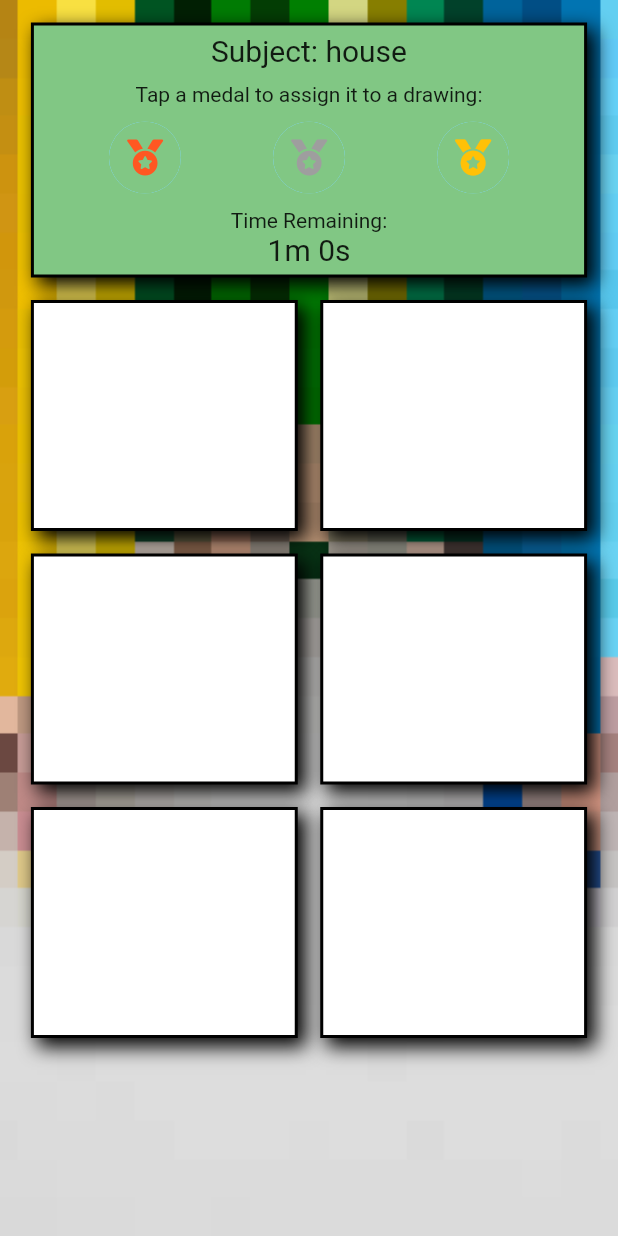
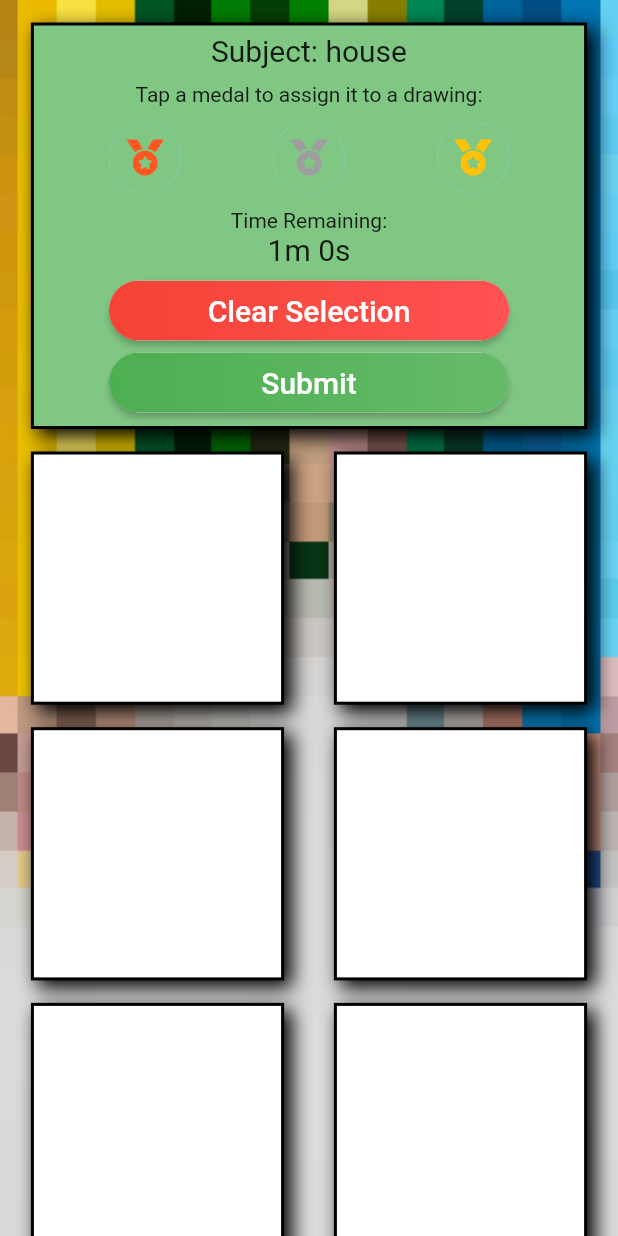
Before and after one commit to Dragongoat/Doodlr, a Flutter app: the JudgingWidget widget shown alone on an empty page, opened directly, on a phone screen of 412 x 824 dp. Run offline on Flutter 3.47's test engine with Material 2 defaults, Android fonts, the phone set to English and light mode, and no system bars; our stand-ins replace auto_size_text, cloud_firestore, email_validator, firebase_auth, flutter_colorpicker, flutter_vector_icons; accounts and stored records are empty.

Commit message:
Created results page and tweaked design of judging page

```diff
--- a/doodlr/lib/pages/draw_page.dart
+++ b/doodlr/lib/pages/draw_page.dart
@@ -86,9 +86,7 @@ class _DrawState extends State<Draw> {
               const SizedBox(height: 10),
               GestureDetector(
                 child: Text("Time Remaining:"),
-                onTap: () {
-                  widget.onJudgingRound();
-                },
+                onTap: () => widget.onJudgingRound(),
               ),
               Text(
                 "1m 0s",
--- a/doodlr/lib/pages/judging_page.dart
+++ b/doodlr/lib/pages/judging_page.dart
@@ -9,6 +9,9 @@ enum SelectedMedal {
 }
 
 class JudgingWidget extends StatefulWidget {
+  JudgingWidget({this.onResultsRound});
+
+  final onResultsRound;
 
   @override
   _JudgingWidgetState createState() => _JudgingWidgetState();
@@ -28,6 +31,17 @@ class _JudgingWidgetState extends State<JudgingWidget> {
     Colors.black,
     Colors.black
   ];
+
+  void _clearVotes() {
+    setState(() {
+      for (var i = 0; i < _drawings.length; i++) {
+        _drawings[i] = Colors.black;
+      }
+      _curBronze = null;
+      _curSilver = null;
+      _curGold = null;
+    });
+  }
 
   void _changeVote(index) {
     setState(() {
@@ -107,12 +121,12 @@ class _JudgingWidgetState extends State<JudgingWidget> {
           FractionallySizedBox(
             widthFactor: 0.9,
             child: Row(
+              mainAxisAlignment: MainAxisAlignment.spaceBetween,
               children: <Widget>[
-                Expanded(
-                  child: GestureDetector(
+                GestureDetector(
                   onTap: () => _changeVote(0),
                   child: Container(
-                      child: SizedBox(height: 150.0,),
+                    child: SizedBox(height: MediaQuery.of(context).size.width * 0.4, width: MediaQuery.of(context).size.width * 0.4,),
                     decoration: BoxDecoration(
                       border: Border.all(color: _drawings[0], width: (_drawings[0] == Colors.black) ? 2.0 : 4.0),
                       color: Colors.white,
@@ -130,13 +144,10 @@ class _JudgingWidgetState extends State<JudgingWidget> {
                     ),
                   ),
                 ),
-                ),
-                SizedBox(width: 15.0,),
-                Expanded(
-                  child: GestureDetector(
+                GestureDetector(
                   onTap: () => _changeVote(1),
                   child: Container(
-                      child: SizedBox(height: 150.0,),
+                    child: SizedBox(height: MediaQuery.of(context).size.width * 0.4, width: MediaQuery.of(context).size.width * 0.4,),
                     decoration: BoxDecoration(
                       border: Border.all(color: _drawings[1], width: (_drawings[1] == Colors.black) ? 2.0 : 4.0),
                       color: Colors.white,
@@ -154,7 +165,6 @@ class _JudgingWidgetState extends State<JudgingWidget> {
                     ),
                   ),
                 ),
-                ),
               ],
             ),
           ),
@@ -162,12 +172,12 @@ class _JudgingWidgetState extends State<JudgingWidget> {
           FractionallySizedBox(
             widthFactor: 0.9,
             child: Row(
+              mainAxisAlignment: MainAxisAlignment.spaceBetween,
               children: <Widget>[
-                Expanded(
-                  child: GestureDetector(
+                GestureDetector(
                   onTap: () => _changeVote(2),
                   child: Container(
-                      child: SizedBox(height: 150.0,),
+                    child: SizedBox(height: MediaQuery.of(context).size.width * 0.4, width: MediaQuery.of(context).size.width * 0.4,),
                     decoration: BoxDecoration(
                       border: Border.all(color: _drawings[2], width: (_drawings[2] == Colors.black) ? 2.0 : 4.0),
                       color: Colors.white,
@@ -185,13 +195,10 @@ class _JudgingWidgetState extends State<JudgingWidget> {
                     ),
                   ),
                 ),
-                ),
-                SizedBox(width: 15.0,),
-                Expanded(
-                  child: GestureDetector(
+                GestureDetector(
                   onTap: () => _changeVote(3),
                   child: Container(
-                      child: SizedBox(height: 150.0,),
+                    child: SizedBox(height: MediaQuery.of(context).size.width * 0.4, width: MediaQuery.of(context).size.width * 0.4,),
                     decoration: BoxDecoration(
                       border: Border.all(color: _drawings[3], width: (_drawings[3] == Colors.black) ? 2.0 : 4.0),
                       color: Colors.white,
@@ -209,7 +216,6 @@ class _JudgingWidgetState extends State<JudgingWidget> {
                     ),
                   ),
                 ),
-                ),
               ],
             ),
           ),
@@ -217,12 +223,12 @@ class _JudgingWidgetState extends State<JudgingWidget> {
           FractionallySizedBox(
             widthFactor: 0.9,
             child: Row(
+              mainAxisAlignment: MainAxisAlignment.spaceBetween,
               children: <Widget>[
-                Expanded(
-                  child: GestureDetector(
+                GestureDetector(
                   onTap: () => _changeVote(4),
                   child: Container(
-                      child: SizedBox(height: 150.0,),
+                    child: SizedBox(height: MediaQuery.of(context).size.width * 0.4, width: MediaQuery.of(context).size.width * 0.4,),
                     decoration: BoxDecoration(
                       border: Border.all(color: _drawings[4], width: (_drawings[4] == Colors.black) ? 2.0 : 4.0),
                       color: Colors.white,
@@ -240,13 +246,10 @@ class _JudgingWidgetState extends State<JudgingWidget> {
                     ),
                   ),
                 ),
-                ),
-                SizedBox(width: 15.0,),
-                Expanded(
-                  child: GestureDetector(
+                GestureDetector(
                   onTap: () => _changeVote(5),
                   child: Container(
-                      child: SizedBox(height: 150.0,),
+                    child: SizedBox(height: MediaQuery.of(context).size.width * 0.4, width: MediaQuery.of(context).size.width * 0.4,),
                     decoration: BoxDecoration(
                       border: Border.all(color: _drawings[5], width: (_drawings[5] == Colors.black) ? 2.0 : 4.0),
                       color: Colors.white,
@@ -264,11 +267,88 @@ class _JudgingWidgetState extends State<JudgingWidget> {
                     ),
                   ),
                 ),
-                ),
               ],
             ),
           ),
         ],
+      ),
+    );
+  }
+
+  Widget _showClearVotes() {
+    return RaisedButton(
+      onPressed: () {
+        _clearVotes();
+      },
+      shape: RoundedRectangleBorder(
+          borderRadius: BorderRadius.circular(80.0)
+      ),
+      padding: EdgeInsets.all(0.0),
+      child: Ink(
+        decoration: BoxDecoration(
+            gradient: LinearGradient(
+              colors: [
+                Colors.red,
+                Colors.redAccent
+              ],
+              begin: Alignment.centerLeft,
+              end: Alignment.centerRight,
+            ),
+            borderRadius: BorderRadius.circular(30.0)
+        ),
+        child: Container(
+          constraints: BoxConstraints(
+              maxWidth: 300.0,
+              minHeight: 40.0
+          ),
+          alignment: Alignment.center,
+          child: Text(
+            'Clear Selection',
+            textAlign: TextAlign.center,
+            style: TextStyle(
+              fontSize: 20.0,
+              color: Colors.white,
+            ),
+          ),
+        ),
+      ),
+    );
+  }
+
+  Widget _showSubmit() {
+    return RaisedButton(
+      onPressed: () => widget.onResultsRound(),
+      shape: RoundedRectangleBorder(
+          borderRadius: BorderRadius.circular(80.0)
+      ),
+      padding: EdgeInsets.all(0.0),
+      child: Ink(
+        decoration: BoxDecoration(
+            gradient: LinearGradient(
+              colors: [
+                Colors.green,
+                Colors.green[400]
+              ],
+              begin: Alignment.centerLeft,
+              end: Alignment.centerRight,
+            ),
+            borderRadius: BorderRadius.circular(30.0)
+        ),
+        child: Container(
+          constraints: BoxConstraints(
+              maxWidth: 300.0,
+              minHeight: 40.0
+          ),
+          alignment: Alignment.center,
+          child: Text(
+            'Submit',
+            textAlign: TextAlign.center,
+            style: TextStyle(
+              fontSize: 20.0,
+              color: Colors.white,
+            ),
+          ),
+        ),
       ),
     );
   }
@@ -316,18 +396,12 @@ class _JudgingWidgetState extends State<JudgingWidget> {
                       child: Center(
                         child: Ink(
                           decoration: ShapeDecoration(
-                            color: (_selectedMedal == SelectedMedal.BRONZE) ? Colors.green[100] : Colors.green[300],
-                            shape: (_selectedMedal == SelectedMedal.BRONZE) ?
-                            CircleBorder(
-                              side: BorderSide(
-                                  width: 1.0,
-                                  color: Colors.deepOrange,
-                              ),
-                            ) : CircleBorder(),
+                            color: (_selectedMedal == SelectedMedal.BRONZE) ? Colors.deepOrange : Colors.green[300],
+                            shape: CircleBorder(),
                           ),
                           child: IconButton(
                             icon: Icon(FontAwesome5Solid.medal),
-                            color: Colors.deepOrange,
+                            color: (_selectedMedal == SelectedMedal.BRONZE) ? Colors.white : Colors.deepOrange,
                             onPressed: () {
                               setState(() {
                                 _selectedMedal = SelectedMedal.BRONZE;
@@ -344,18 +418,12 @@ class _JudgingWidgetState extends State<JudgingWidget> {
                       child: Center(
                         child: Ink(
                           decoration: ShapeDecoration(
-                            color: (_selectedMedal == SelectedMedal.SILVER) ? Colors.green[100] : Colors.green[300],
-                            shape: (_selectedMedal == SelectedMedal.SILVER) ?
-                            CircleBorder(
-                              side: BorderSide(
-                                width: 1.0,
-                                color: Colors.grey,
-                              ),
-                            ) : CircleBorder(),
+                            color: (_selectedMedal == SelectedMedal.SILVER) ? Colors.grey : Colors.green[300],
+                            shape: CircleBorder(),
                           ),
                           child: IconButton(
                             icon: Icon(FontAwesome5Solid.medal),
-                            color: Colors.grey,
+                            color: (_selectedMedal == SelectedMedal.SILVER) ? Colors.white : Colors.grey,
                             onPressed: () {
                               setState(() {
                                 _selectedMedal = SelectedMedal.SILVER;
@@ -372,18 +440,12 @@ class _JudgingWidgetState extends State<JudgingWidget> {
                       child: Center(
                         child: Ink(
                           decoration: ShapeDecoration(
-                            color: (_selectedMedal == SelectedMedal.GOLD) ? Colors.green[100] : Colors.green[300],
-                            shape: (_selectedMedal == SelectedMedal.GOLD) ?
-                            CircleBorder(
-                              side: BorderSide(
-                                width: 1.0,
-                                color: Colors.amber,
-                              ),
-                            ) : CircleBorder(),
+                            color: (_selectedMedal == SelectedMedal.GOLD) ? Colors.amber : Colors.green[300],
+                            shape: CircleBorder(),
                           ),
                           child: IconButton(
                             icon: Icon(FontAwesome5Solid.medal),
-                            color: Colors.amber,
+                            color: (_selectedMedal == SelectedMedal.GOLD) ? Colors.white : Colors.amber,
                             onPressed: () {
                               setState(() {
                                 _selectedMedal = SelectedMedal.GOLD;
@@ -405,6 +467,9 @@ class _JudgingWidgetState extends State<JudgingWidget> {
                 ),
               ),
               const SizedBox(height: 5),
+              _showClearVotes(),
+              _showSubmit(),
+              const SizedBox(height: 5),
             ],
           ),
         ),
--- a/doodlr/lib/pages/login_signup_page.dart
+++ b/doodlr/lib/pages/login_signup_page.dart
@@ -197,6 +197,9 @@ class _LoginSignupPageState extends State<LoginSignupPage> {
           if(value.trim().contains(new RegExp(r'[^A-Za-z0-9]'))) {
             return 'Display name must consist of only alphanumeric characters';
           }
+          if(value.trim().length > 20) {
+            return 'Display name must contain 20 characters or fewer';
+          }
           return null;
         },
         onSaved: (value) => _displayName = value.trim(),
--- a/doodlr/pubspec.yaml
+++ b/doodlr/pubspec.yaml
@@ -29,6 +29,7 @@ dependencies:
   email_validator: ^1.0.4
   intl: ^0.16.1
   flutter_colorpicker: ^0.3.4
+  auto_size_text: ^2.1.0
 
 dev_dependencies:
   flutter_test:
```
Also changed, not shown: doodlr/lib/pages/home.dart (+33 -11 lines), doodlr/lib/pages/profile_page.dart (+6 -6 lines), doodlr/lib/pages/results_page.dart (added, +300 -0 lines), 1 other file. Lines whose indentation alone changed are shown as unchanged.
